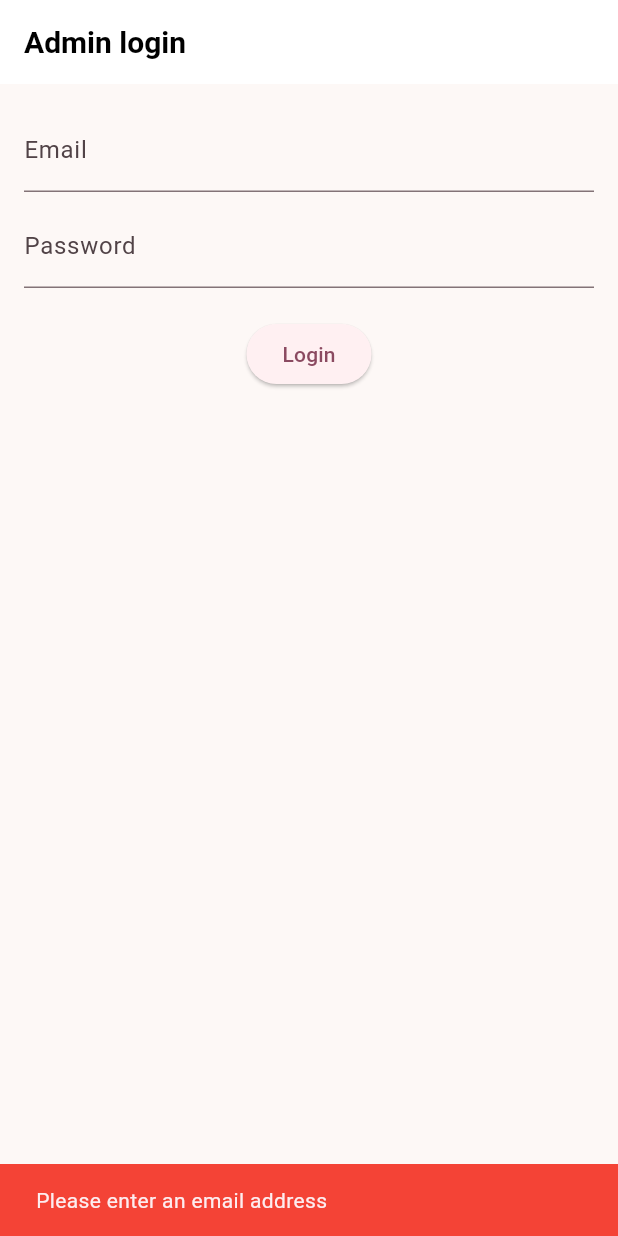
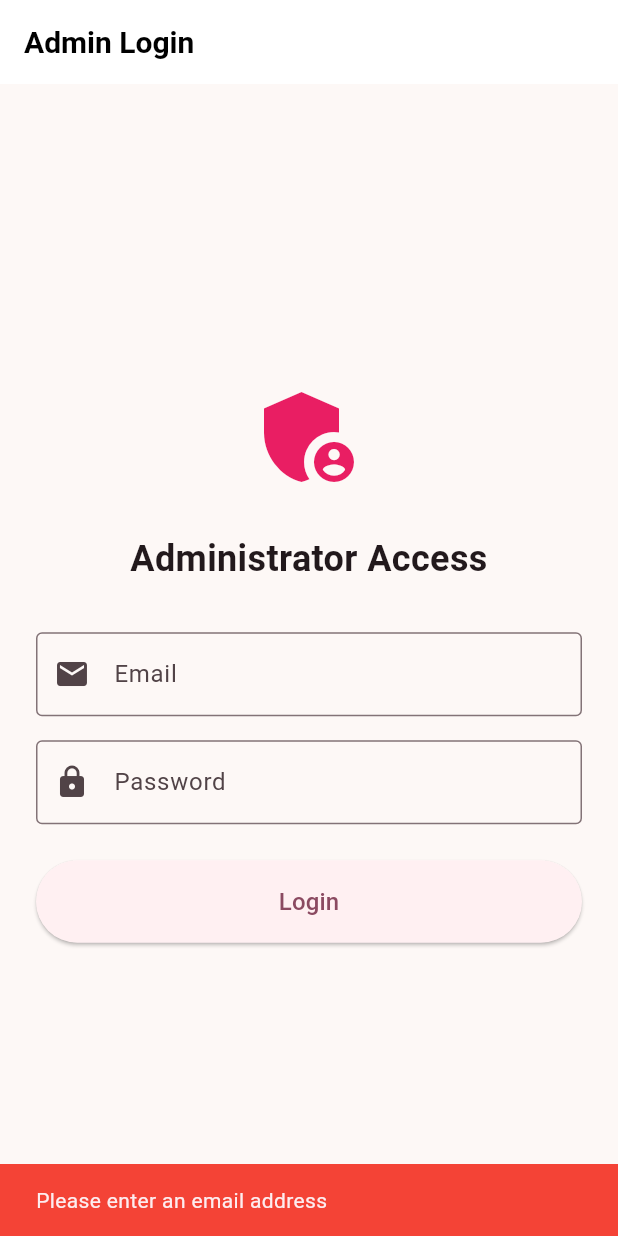
Before and after one commit to JustinSu11/BeautyByAmy, a Flutter app: the AdminScreen screen opened by its route, after a tap on the "logout" icon, after a tap on "Login", on a phone screen of 412 x 824 dp. Run offline on Flutter 3.47's test engine with Material 3 defaults, Android fonts, the phone set to English and light mode, and no system bars; our stand-ins replace flutter_dotenv, flutter_riverpod, flutter_secure_storage, go_router, hive_flutter; accounts and stored records are empty.

Commit message:
Enhance login UI and add comprehensive debugging
Co-authored-by: JustinSu11 <127140341+JustinSu11@users.noreply.github.com>

```diff
--- a/mobile_flutter/lib/ui/screens/admin_screen.dart
+++ b/mobile_flutter/lib/ui/screens/admin_screen.dart
@@ -18,8 +18,12 @@ class _AdminScreenState extends ConsumerState<AdminScreen> {
   bool _isLoading = false;
 
   Future<void> _loginAsOwner() async {
-    if (_isLoading) return; // Prevent multiple simultaneous login attempts
+    if (_isLoading) {
+      print('[AdminScreen] Login already in progress, ignoring');
+      return;
+    }
 
+    print('[AdminScreen] ===== LOGIN STARTED =====');
     setState(() => _isLoading = true);
 
     try {
@@ -27,20 +31,31 @@ class _AdminScreenState extends ConsumerState<AdminScreen> {
       final email = _emailCtrl.text.trim();
       final password = _passwordCtrl.text;
 
-      print('[AdminScreen] Login attempt - email: $email, owner: $owner, password empty: ${password.isEmpty}');
+      print('[AdminScreen] Login attempt:');
+      print('  - Email entered: "$email"');
+      print('  - Owner email: "$owner"');
+      print('  - Password empty: ${password.isEmpty}');
+      print('  - Password value: "${password.isEmpty ? "(empty)" : "(has value)"}"');
+      print('  - Email matches owner: ${email == owner}');
+
+      // Add a small delay to ensure UI updates
+      await Future.delayed(const Duration(milliseconds: 100));
 
       // Mock: magic link or password. On success, persist a fake token via AdminAuthNotifier
       if (email.isNotEmpty && (email == owner && password.isEmpty)) {
         // simulate magic link accepted (owner email without password)
-        print('[AdminScreen] Owner login successful');
+        print('[AdminScreen] ✅ Owner login successful (email match, no password)');
+
         await ref
             .read(adminAuthProvider.notifier)
             .login('tok_owner_${DateTime.now().millisecondsSinceEpoch}');
 
+        print('[AdminScreen] Token saved, showing success message');
+
         if (mounted) {
           ScaffoldMessenger.of(context).showSnackBar(
             const SnackBar(
-              content: Text('Login successful!'),
+              content: Text('✅ Login successful! Loading dashboard...'),
               backgroundColor: Colors.green,
               duration: Duration(seconds: 2),
             ),
@@ -48,37 +63,56 @@ class _AdminScreenState extends ConsumerState<AdminScreen> {
         }
       } else if (email.isNotEmpty && password == 'adminpass') {
         // password-based login (any email with correct password)
-        print('[AdminScreen] Admin password login successful');
+        print('[AdminScreen] ✅ Admin password login successful');
+
         await ref
             .read(adminAuthProvider.notifier)
             .login('tok_admin_${DateTime.now().millisecondsSinceEpoch}');
 
+        print('[AdminScreen] Token saved, showing success message');
+
         if (mounted) {
           ScaffoldMessenger.of(context).showSnackBar(
             const SnackBar(
-              content: Text('Login successful!'),
+              content: Text('✅ Login successful! Loading dashboard...'),
               backgroundColor: Colors.green,
               duration: Duration(seconds: 2),
             ),
           );
         }
       } else {
-        print('[AdminScreen] Login failed - invalid credentials');
+        print('[AdminScreen] ❌ Login failed - invalid credentials');
+        print('  - Reason: ${email.isEmpty ? "Email is empty" : "Credentials do not match"}');
+
         if (mounted) {
           ScaffoldMessenger.of(context).showSnackBar(
             SnackBar(
               content: Text(
                 email.isEmpty
                   ? 'Please enter an email address'
-                  : 'Invalid credentials'
+                  : 'Invalid credentials. Please check your email and password.'
               ),
               backgroundColor: Colors.red,
-              duration: const Duration(seconds: 3),
+              duration: const Duration(seconds: 4),
             ),
           );
         }
       }
+    } catch (e, stackTrace) {
+      print('[AdminScreen] ❌ ERROR during login: $e');
+      print('[AdminScreen] Stack trace: $stackTrace');
+
+      if (mounted) {
+        ScaffoldMessenger.of(context).showSnackBar(
+          SnackBar(
+            content: Text('Login error: $e'),
+            backgroundColor: Colors.red,
+            duration: const Duration(seconds: 5),
+          ),
+        );
+      }
     } finally {
+      print('[AdminScreen] ===== LOGIN ENDED =====');
       if (mounted) {
         setState(() => _isLoading = false);
       }
@@ -94,40 +128,87 @@ class _AdminScreenState extends ConsumerState<AdminScreen> {
     final isAdmin = ref.watch(adminAuthProvider);
     if (!isAdmin) {
       return Scaffold(
-        appBar: AppBar(title: const Text('Admin login')),
-        body: Padding(
-          padding: const EdgeInsets.all(16.0),
+        appBar: AppBar(title: const Text('Admin Login')),
+        body: Center(
+          child: SingleChildScrollView(
+            padding: const EdgeInsets.all(24.0),
             child: Column(
+              mainAxisAlignment: MainAxisAlignment.center,
+              crossAxisAlignment: CrossAxisAlignment.stretch,
               children: [
+                const Icon(
+                  Icons.admin_panel_settings,
+                  size: 80,
+                  color: Colors.pink,
+                ),
+                const SizedBox(height: 24),
+                const Text(
+                  'Administrator Access',
+                  style: TextStyle(
+                    fontSize: 24,
+                    fontWeight: FontWeight.bold,
+                  ),
+                  textAlign: TextAlign.center,
+                ),
+                const SizedBox(height: 32),
                 TextField(
                   controller: _emailCtrl,
                   decoration: const InputDecoration(
                     labelText: 'Email',
+                    border: OutlineInputBorder(),
+                    prefixIcon: Icon(Icons.email),
                   ),
                   keyboardType: TextInputType.emailAddress,
                   enabled: !_isLoading,
                 ),
-              const SizedBox(height: 8),
+                const SizedBox(height: 16),
                 TextField(
                   controller: _passwordCtrl,
                   decoration: const InputDecoration(
                     labelText: 'Password',
+                    border: OutlineInputBorder(),
+                    prefixIcon: Icon(Icons.lock),
                   ),
                   obscureText: true,
                   enabled: !_isLoading,
                 ),
-              const SizedBox(height: 20),
+                const SizedBox(height: 24),
                 ElevatedButton(
                   onPressed: _isLoading ? null : _loginAsOwner,
+                  style: ElevatedButton.styleFrom(
+                    padding: const EdgeInsets.symmetric(vertical: 16),
+                  ),
                   child: _isLoading
-                    ? const SizedBox(
+                      ? const Row(
+                          mainAxisAlignment: MainAxisAlignment.center,
+                          children: [
+                            SizedBox(
                               width: 20,
                               height: 20,
-                        child: CircularProgressIndicator(strokeWidth: 2),
+                              child: CircularProgressIndicator(
+                                strokeWidth: 2,
+                                valueColor: AlwaysStoppedAnimation<Color>(Colors.white),
+                              ),
+                            ),
+                            SizedBox(width: 12),
+                            Text('Logging in...'),
+                          ],
                         )
-                    : const Text('Login'),
+                      : const Text(
+                          'Login',
+                          style: TextStyle(fontSize: 16),
+                        ),
+                ),
+                if (_isLoading) ...[
+                  const SizedBox(height: 16),
+                  const Text(
+                    'Authenticating...',
+                    style: TextStyle(color: Colors.grey),
+                    textAlign: TextAlign.center,
                   ),
                 ],
+              ],
+            ),
           ),
         ),
       );
```
Lines whose indentation alone changed are shown as unchanged.
